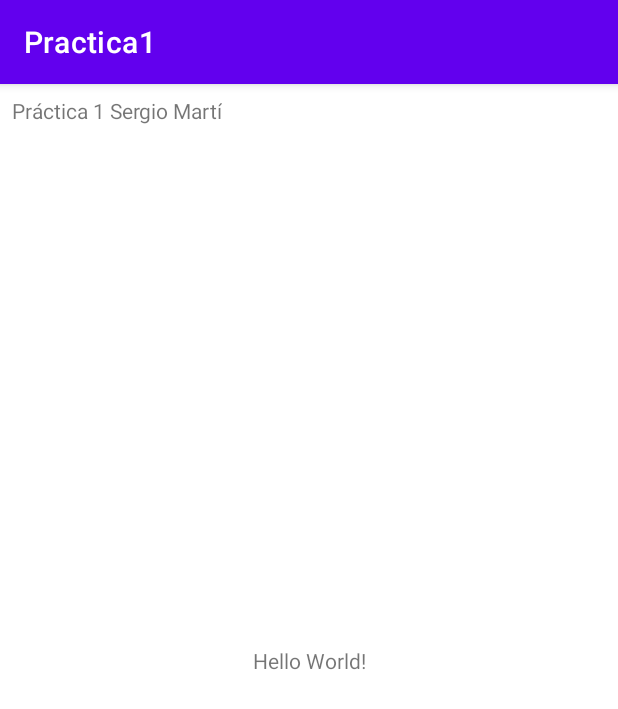
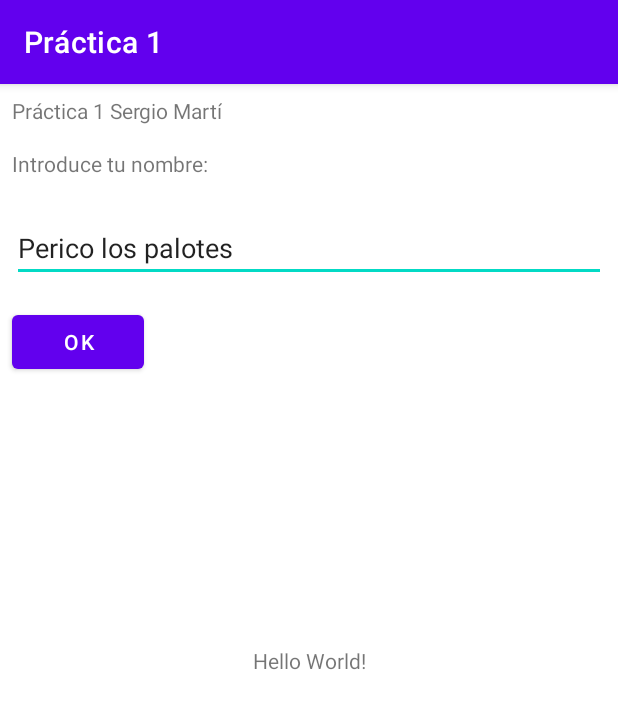
Before and after one commit to iessochoa2023sergiomarti/Practica1, an Android app: the screen it shows after launch (MainActivity), on a phone screen of 412 x 824 dp. Shown: the top 709 px of the screen. Run offline under Robolectric (Android 15) with nearby library versions, the phone set to English and light mode, and no system bars.

Commit message:
Punto 32

```diff
--- a/app/src/main/res/layout/activity_main.xml
+++ b/app/src/main/res/layout/activity_main.xml
@@ -16,13 +16,48 @@
         app:layout_constraintTop_toTopOf="parent" />
 
     <TextView
-        android:id="@+id/tvTitulo"
+        android:id="@+id/tvTitle"
         android:layout_width="wrap_content"
         android:layout_height="wrap_content"
         android:layout_marginStart="8dp"
         android:layout_marginTop="8dp"
-        android:text="Práctica 1 Sergio Martí"
+        android:text="@string/app_title"
         app:layout_constraintStart_toStartOf="parent"
         app:layout_constraintTop_toTopOf="parent" />
 
+    <TextView
+        android:id="@+id/tvPutYourName"
+        android:layout_width="wrap_content"
+        android:layout_height="wrap_content"
+        android:layout_marginStart="8dp"
+        android:layout_marginTop="16dp"
+        android:text="@string/put_your_name"
+        app:layout_constraintStart_toStartOf="parent"
+        app:layout_constraintTop_toBottomOf="@+id/tvTitle" />
+
+    <EditText
+        android:id="@+id/etName"
+        android:layout_width="0dp"
+        android:layout_height="wrap_content"
+        android:layout_marginStart="8dp"
+        android:layout_marginTop="24dp"
+        android:layout_marginEnd="8dp"
+        android:height="50dp"
+        android:ems="10"
+        android:inputType="textPersonName"
+        android:text="@string/default_name"
+        app:layout_constraintEnd_toEndOf="parent"
+        app:layout_constraintStart_toStartOf="parent"
+        app:layout_constraintTop_toBottomOf="@+id/tvPutYourName" />
+
+    <Button
+        android:id="@+id/btAccept"
+        android:layout_width="wrap_content"
+        android:layout_height="wrap_content"
+        android:layout_marginStart="8dp"
+        android:layout_marginTop="16dp"
+        android:text="@android:string/ok"
+        app:layout_constraintStart_toStartOf="parent"
+        app:layout_constraintTop_toBottomOf="@+id/etName" />
+
 </androidx.constraintlayout.widget.ConstraintLayout>
--- a/app/src/main/res/values/strings.xml
+++ b/app/src/main/res/values/strings.xml
@@ -1,3 +1,6 @@
 <resources>
-    <string name="app_name">Practica1</string>
+    <string name="app_name">Práctica 1</string>
+    <string name="app_title">Práctica 1 Sergio Martí</string>
+    <string name="put_your_name">Introduce tu nombre:</string>
+    <string name="default_name">Perico los palotes</string>
 </resources>
```
